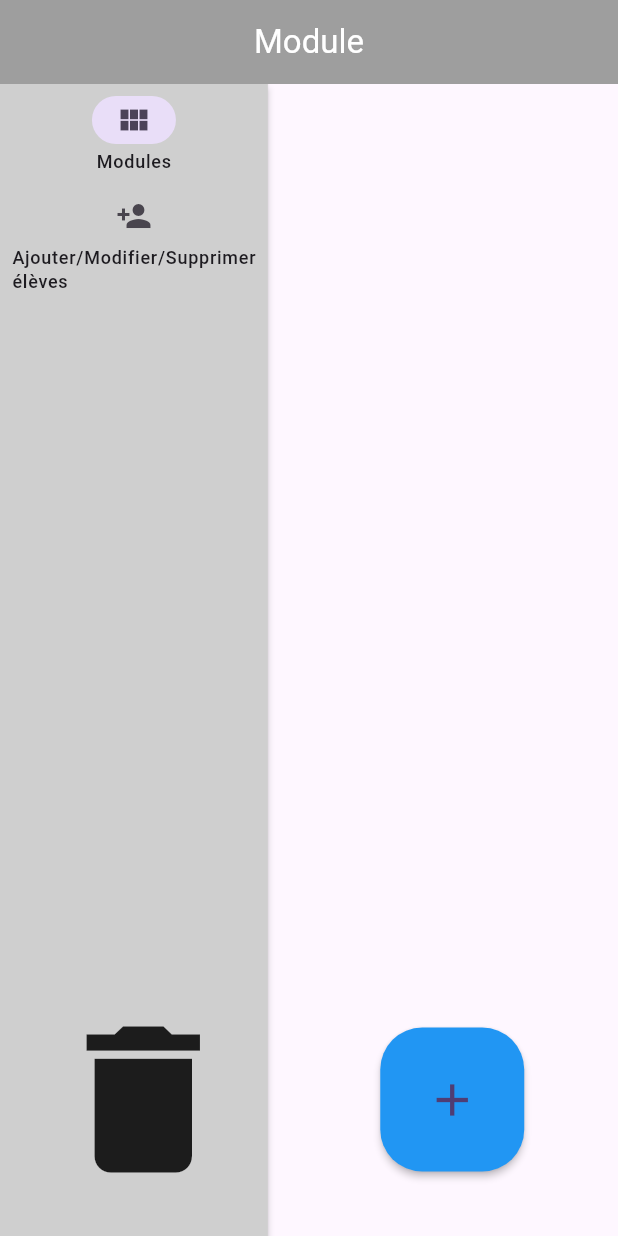
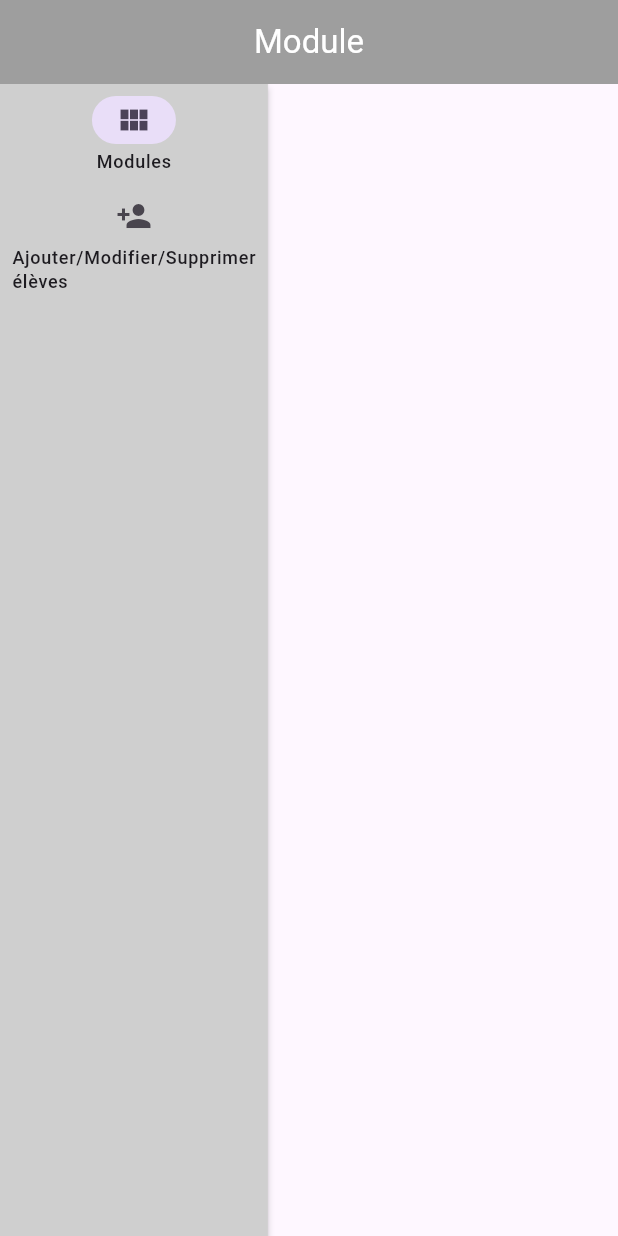
Before and after one commit to Timit0/SuiviModule, a Flutter app: the screen it shows after launch, on a phone screen of 412 x 824 dp. Run offline on Flutter 3.47's test engine with Material 2 defaults, Android fonts, the phone set to English and light mode, and no system bars; our stand-ins replace cached_network_image, firebase_core, firebase_database; missing offline and left inert: dart:html, dart:js, dart:js_interop, flutterwebapp_reload_detector; accounts and stored records are empty; statements that could not run were skipped.

```diff
--- a/lib/screen/module_screen.dart
+++ b/lib/screen/module_screen.dart
@@ -89,9 +89,6 @@ class _ModuleScreenState extends State<ModuleScreen> {
           ),
         ],
       ),
-
-
-      floatingActionButton: floatingActionButtonBottom(),
     );
   }
 
@@ -136,48 +133,4 @@ class _ModuleScreenState extends State<ModuleScreen> {
 
     // });
   }
-
-  Widget? floatingActionButtonBottom(){
-    final provider = Provider.of<ModuleProvider>(context);
-    if(_selectedIndex == 0){
-      return Container(
-        height: 150,
-        child: Row(
-          mainAxisAlignment: MainAxisAlignment.spaceAround,
-          children:[
-            DragTarget(
-              builder: (context, candidateData, rejectedData) {
-                if(candidateData.isEmpty){
-                  return const Icon(
-                    Icons.delete,
-                    size: 130,
-                  );
-                }
-                return const Icon(
-                  Icons.delete,
-                  color: Colors.red,
-                  size: 130,
-                );
-
-              },
-              onWillAccept: (data) {
-                return true;
-              },
-              onAccept: (Module data) {
-                setState(() {
-                   provider.removeModule(moduleNom: data.nom);
-                });
-                print(data.nom);
-              },
-              onMove: (details) {
-
-              },
-
-            ),
-            ProgramActionButton(func: createModule, icon: Icons.add),
-          ]
-        ),
-      );
-    }
-  }
 }
--- a/lib/widget/devoir_test_widget.dart
+++ b/lib/widget/devoir_test_widget.dart
@@ -57,6 +57,7 @@ class _DevoirTestWidgetState extends State<DevoirTestWidget> {
   AlertDialog additionDialog(CardState type)
   {
     return AlertDialog(
+
             title: Row(
               mainAxisAlignment: MainAxisAlignment.spaceBetween,
               children: [
@@ -66,8 +67,8 @@ class _DevoirTestWidgetState extends State<DevoirTestWidget> {
                   activeTrackColor: Colors.grey,
                   inactiveTrackColor: Colors.white,
                   onChanged: (value) => setState(() {
-                    mode = !mode;
-                    value = mode;
+                    mode = value;
+                    print(mode);
                   })
                 ),
                 IconButton(onPressed: () => Navigator.of(context).pop(), icon: const Icon(Icons.close, color: Colors.red))
```
Also changed, not shown: TODOLIST.txt (+50 -2 lines), lib/widget/module_widget.dart (+27 -104 lines).
